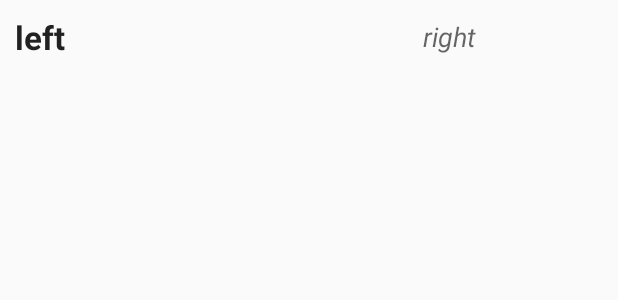
After one commit to ntt-comware-tsd-so-dev/my_application, an Android app: the layout default_list_item.xml on its own in the app's theme, with its tools: preview values and no code run, on a phone screen of 412 x 824 dp. The commit adds this screen. Shown: the top 300 px of the screen. Run offline under Robolectric (Android 15) with nearby library versions, the phone set to English and light mode, and no system bars.

```diff
--- /dev/null
+++ b/app/src/main/res/layout/default_list_item.xml
@@ -0,0 +1,30 @@
+<?xml version="1.0" encoding="utf-8"?>
+<LinearLayout xmlns:android="http://schemas.android.com/apk/res/android"
+              android:orientation="horizontal"
+              android:layout_width="match_parent"
+              android:layout_height="wrap_content">
+    <TextView
+        android:textAppearance="?android:attr/textAppearanceLarge"
+        android:textStyle="bold"
+        android:layout_gravity="center_vertical"
+        android:gravity="center_vertical"
+        android:id="@+id/device_name"
+        android:layout_width="0dp"
+        android:text="left"
+        android:layout_weight="0.75"
+        android:layout_margin="10dp"
+        android:layout_height="wrap_content"/>
+
+    <TextView
+        android:textAppearance="?android:attr/textAppearanceMedium"
+        android:textStyle="italic"
+        android:layout_gravity="center_vertical"
+        android:gravity="center_vertical"
+        android:layout_margin="10dp"
+        android:id="@+id/device_state"
+        android:layout_width="wrap_content"
+        android:text="right"
+        android:layout_weight="0.25"
+        android:layout_height="wrap_content"/>
+
+</LinearLayout>
--- a/app/src/main/res/values/strings.xml
+++ b/app/src/main/res/values/strings.xml
@@ -17,4 +17,5 @@
     <string name="closed">CLOSED</string>
     <string name="on">ON</string>
     <string name="off">OFF</string>
+    <string name="device_state_unknown">UNKNOWN</string>
 </resources>
```
Also changed, not shown: app/src/main/java/com/aylanetworks/agilelink/device/DoorSensor.java (+6 -4 lines), app/src/main/java/com/aylanetworks/agilelink/device/SmartPlug.java (+6 -2 lines), app/src/main/java/com/aylanetworks/agilelink/fragments/adapters/DeviceListAdapter.java (+13 -1 lines), app/src/main/java/com/aylanetworks/agilelink/framework/Device.java (+41 -0 lines), app/src/main/java/com/aylanetworks/agilelink/framework/DeviceManager.java (+20 -3 lines).
